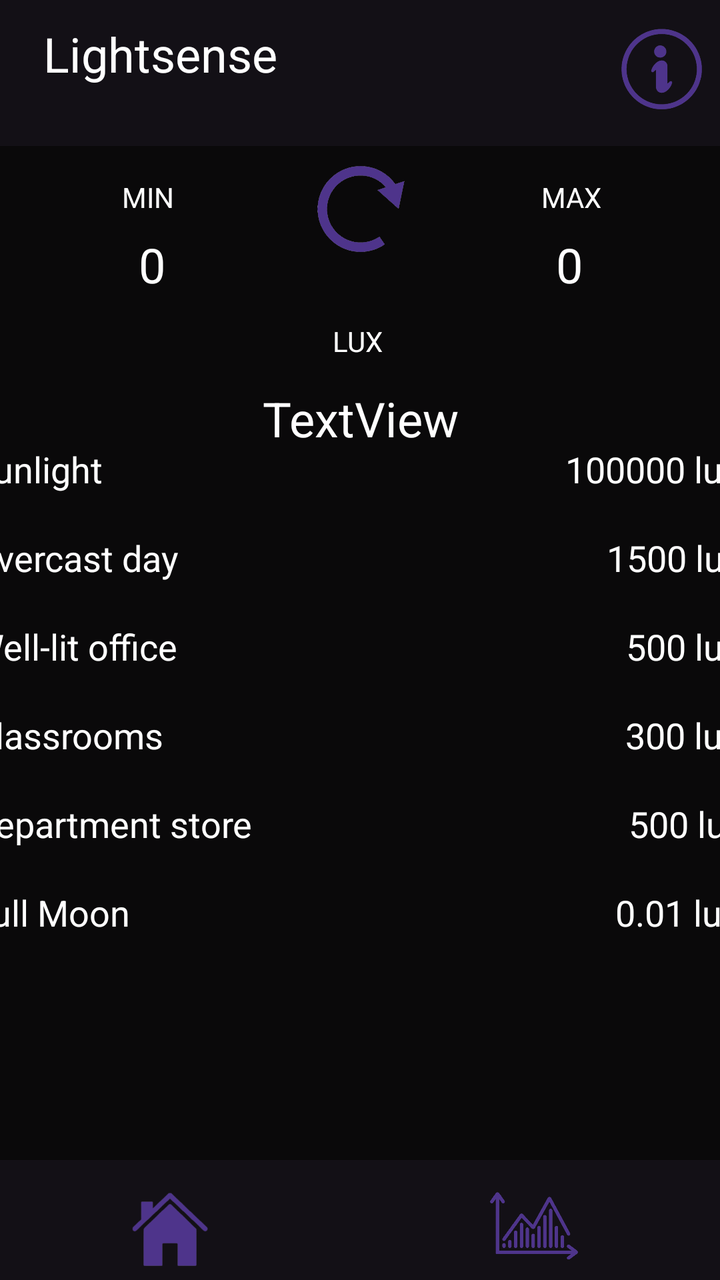
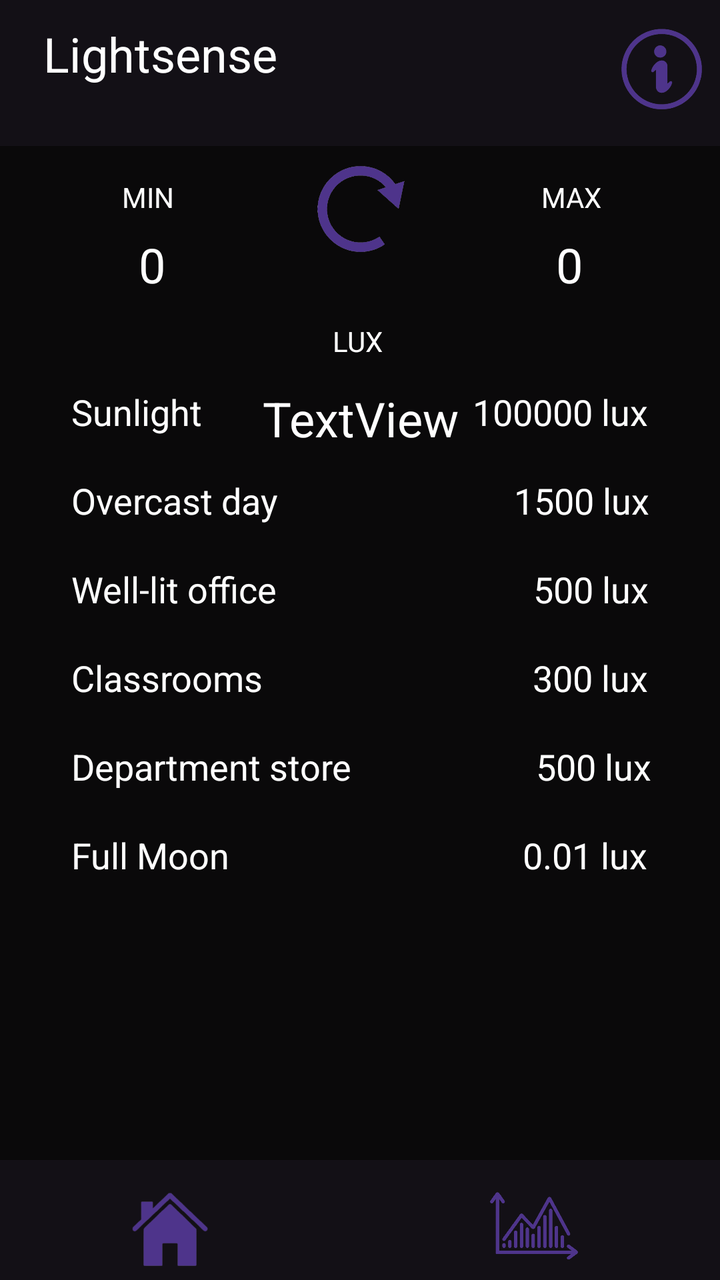

An Android layout rendered at two revisions. The XML below is the earlier revision; the diff shows what the commit changed to produce the second picture.
<!-- AndroidManifest.xml: application theme Theme.Lightsense2 -->
<!-- res/layout/fragment_measure_home.xml -->
<?xml version="1.0" encoding="utf-8"?>
<RelativeLayout xmlns:android="http://schemas.android.com/apk/res/android"
    xmlns:app="http://schemas.android.com/apk/res-auto"
    xmlns:tools="http://schemas.android.com/tools"
    android:layout_width="match_parent"
    android:layout_height="match_parent"
    android:background="@color/backgroundDark"
    android:padding="0dp"
    tools:context=".MeasureHome"
    tools:layout_editor_absoluteY="1dp">
        <FrameLayout
            android:layout_width="match_parent"
            android:layout_height="match_parent"
            android:id="@+id/container"
            />
        <androidx.constraintlayout.widget.ConstraintLayout
            android:id="@+id/header"
            android:layout_width="match_parent"
            android:layout_height="wrap_content"
            android:layout_alignParentTop="true"
            android:background="@color/backgroundDark">

                <ImageButton
                    android:id="@+id/informationbutton"
                    android:layout_width="52dp"
                    android:layout_height="53dp"
                    android:layout_marginTop="8dp"
                    android:background="@color/backgroundDark"
                    android:scaleType="centerCrop"
                    android:src="@drawable/informationicon"
                    app:layout_constraintBottom_toBottomOf="parent"
                    app:layout_constraintEnd_toEndOf="parent"
                    app:layout_constraintHorizontal_bias="0.979"
                    app:layout_constraintStart_toEndOf="@+id/editTextText"
                    app:layout_constraintTop_toTopOf="parent"
                    app:layout_constraintVertical_bias="0.0" />

                <TextView
                    android:id="@+id/editTextText"
                    android:layout_width="120dp"
                    android:layout_height="40dp"
                    android:ems="10"
                    android:text="@string/app_name"
                    android:textColor="#FFFFFF"
                    android:textSize="24sp"
                    app:layout_constraintBottom_toBottomOf="parent"
                    app:layout_constraintEnd_toEndOf="parent"
                    app:layout_constraintHorizontal_bias="0.09"
                    app:layout_constraintStart_toStartOf="parent"
                    app:layout_constraintTop_toTopOf="parent" />
        </androidx.constraintlayout.widget.ConstraintLayout>


        <androidx.constraintlayout.widget.ConstraintLayout
            android:layout_width="match_parent"
            android:layout_height="match_parent"
            android:layout_above="@+id/bottom_nav"
            android:layout_below="@+id/header"
            android:layout_alignParentStart="true"
            android:layout_alignParentEnd="true"
            android:layout_marginStart="0dp"
            android:layout_marginTop="12dp"
            android:layout_marginEnd="0dp"
            android:layout_marginBottom="10dp"
            android:background="@color/dark">

                <LinearLayout
                    android:layout_width="419dp"
                    android:layout_height="381dp"
                    android:layout_margin="10dp"
                    android:orientation="vertical"
                    app:layout_constraintBottom_toBottomOf="parent"
                    app:layout_constraintEnd_toEndOf="parent"
                    app:layout_constraintStart_toStartOf="parent"
                    app:layout_constraintTop_toBottomOf="@+id/textViewLight">

                        <androidx.constraintlayout.widget.ConstraintLayout
                            android:layout_width="match_parent"
                            android:layout_height="wrap_content"
                            android:layout_margin="10dp">

                                <TextView
                                    android:id="@+id/textViewSunlight"
                                    android:layout_width="wrap_content"
                                    android:layout_height="wrap_content"
                                    android:layout_marginStart="5dp"
                                    android:text="Sunlight"
                                    android:textColor="@color/white"
                                    android:textSize="18sp"
                                    app:layout_constraintBottom_toBottomOf="parent"
                                    app:layout_constraintStart_toStartOf="parent"
                                    app:layout_constraintTop_toTopOf="parent" />

                                <TextView
                                    android:id="@+id/lux10k"
                                    android:layout_width="wrap_content"
                                    android:layout_height="wrap_content"
                                    android:text="100000 lux"
                                    android:textAlignment="viewEnd"
                                    android:textColor="@color/white"
                                    android:textSize="18sp"
                                    app:layout_constraintBottom_toBottomOf="parent"
                                    app:layout_constraintEnd_toEndOf="parent"
                                    app:layout_constraintHorizontal_bias="0.96"
                                    app:layout_constraintStart_toEndOf="@+id/textViewSunlight"
                                    app:layout_constraintTop_toTopOf="parent" />
                        </androidx.constraintlayout.widget.ConstraintLayout>

                        <androidx.constraintlayout.widget.ConstraintLayout
                            android:layout_width="match_parent"
                            android:layout_height="wrap_content"
                            android:layout_margin="10dp">

                                <TextView
                                    android:id="@+id/textViewOvercast"
                                    android:layout_width="wrap_content"
                                    android:layout_height="wrap_content"
                                    android:layout_marginStart="5dp"
                                    android:text="Overcast day"
                                    android:textColor="@color/white"
                                    android:textSize="18sp"
                                    app:layout_constraintBottom_toBottomOf="parent"
                                    app:layout_constraintStart_toStartOf="parent"
                                    app:layout_constraintTop_toTopOf="parent" />

                                <TextView
                                    android:id="@+id/lux1500k"
                                    android:layout_width="wrap_content"
                                    android:layout_height="wrap_content"
                                    android:text="1500 lux"
                                    android:textAlignment="viewEnd"
                                    android:textColor="@color/white"
                                    android:textSize="18sp"
                                    app:layout_constraintBottom_toBottomOf="parent"
                                    app:layout_constraintEnd_toEndOf="parent"
                                    app:layout_constraintHorizontal_bias="0.96"
                                    app:layout_constraintStart_toEndOf="@+id/textViewOvercast"
                                    app:layout_constraintTop_toTopOf="parent" />
                        </androidx.constraintlayout.widget.ConstraintLayout>

                        <androidx.constraintlayout.widget.ConstraintLayout
                            android:layout_width="match_parent"
                            android:layout_height="wrap_content"
                            android:layout_margin="10dp">

                                <TextView
                                    android:id="@+id/textViewOffice"
                                    android:layout_width="wrap_content"
                                    android:layout_height="wrap_content"
                                    android:layout_marginStart="5dp"
                                    android:text="Well-lit office	"
                                    android:textColor="@color/white"
                                    android:textSize="18sp"
                                    app:layout_constraintBottom_toBottomOf="parent"
                                    app:layout_constraintStart_toStartOf="parent"
                                    app:layout_constraintTop_toTopOf="parent" />

                                <TextView
                                    android:id="@+id/lux500"
                                    android:layout_width="wrap_content"
                                    android:layout_height="wrap_content"
                                    android:text="500 lux"
                                    android:textAlignment="viewEnd"
                                    android:textColor="@color/white"
                                    android:textSize="18sp"
                                    app:layout_constraintBottom_toBottomOf="parent"
                                    app:layout_constraintEnd_toEndOf="parent"
                                    app:layout_constraintHorizontal_bias="0.96"
                                    app:layout_constraintStart_toEndOf="@+id/textViewOffice"
                                    app:layout_constraintTop_toTopOf="parent" />
                        </androidx.constraintlayout.widget.ConstraintLayout>

                        <androidx.constraintlayout.widget.ConstraintLayout
                            android:layout_width="match_parent"
                            android:layout_height="wrap_content"
                            android:layout_margin="10dp">

                                <TextView
                                    android:id="@+id/textViewClass"
                                    android:layout_width="wrap_content"
                                    android:layout_height="wrap_content"
                                    android:layout_marginStart="5dp"
                                    android:text="Classrooms"
                                    android:textColor="@color/white"
                                    android:textSize="18sp"
                                    app:layout_constraintBottom_toBottomOf="parent"
                                    app:layout_constraintStart_toStartOf="parent"
                                    app:layout_constraintTop_toTopOf="parent" />

                                <TextView
                                    android:id="@+id/lux300"
                                    android:layout_width="wrap_content"
                                    android:layout_height="wrap_content"
                                    android:text="300 lux"
                                    android:textAlignment="viewEnd"
                                    android:textColor="@color/white"
                                    android:textSize="18sp"
                                    app:layout_constraintBottom_toBottomOf="parent"
                                    app:layout_constraintEnd_toEndOf="parent"
                                    app:layout_constraintHorizontal_bias="0.96"
                                    app:layout_constraintStart_toEndOf="@+id/textViewClass"
                                    app:layout_constraintTop_toTopOf="parent" />
                        </androidx.constraintlayout.widget.ConstraintLayout>

                        <androidx.constraintlayout.widget.ConstraintLayout
                            android:layout_width="match_parent"
                            android:layout_height="wrap_content"
                            android:layout_margin="10dp">

                                <TextView
                                    android:id="@+id/textViewDept"
                                    android:layout_width="wrap_content"
                                    android:layout_height="wrap_content"
                                    android:layout_marginStart="5dp"
                                    android:text="Department store"
                                    android:textColor="@color/white"
                                    android:textSize="18sp"
                                    app:layout_constraintBottom_toBottomOf="parent"
                                    app:layout_constraintStart_toStartOf="parent"
                                    app:layout_constraintTop_toTopOf="parent" />

                                <TextView
                                    android:id="@+id/luxx500"
                                    android:layout_width="wrap_content"
                                    android:layout_height="wrap_content"
                                    android:text="500 lux"
                                    android:textAlignment="viewEnd"
                                    android:textColor="@color/white"
                                    android:textSize="18sp"
                                    app:layout_constraintBottom_toBottomOf="parent"
                                    app:layout_constraintEnd_toEndOf="parent"
                                    app:layout_constraintHorizontal_bias="0.96"
                                    app:layout_constraintStart_toEndOf="@+id/textViewDept"
                                    app:layout_constraintTop_toTopOf="parent" />
                        </androidx.constraintlayout.widget.ConstraintLayout>

                        <androidx.constraintlayout.widget.ConstraintLayout
                            android:layout_width="match_parent"
                            android:layout_height="wrap_content"
                            android:layout_margin="10dp">

                                <TextView
                                    android:id="@+id/textViewFull"
                                    android:layout_width="wrap_content"
                                    android:layout_height="wrap_content"
                                    android:layout_marginStart="5dp"
                                    android:text="Full Moon"
                                    android:textColor="@color/white"
                                    android:textSize="18sp"
                                    app:layout_constraintBottom_toBottomOf="parent"
                                    app:layout_constraintStart_toStartOf="parent"
                                    app:layout_constraintTop_toTopOf="parent" />

                                <TextView
                                    android:id="@+id/lux001"
                                    android:layout_width="wrap_content"
                                    android:layout_height="wrap_content"
                                    android:text="0.01 lux"
                                    android:textAlignment="viewEnd"
                                    android:textColor="@color/white"
                                    android:textSize="18sp"
                                    app:layout_constraintBottom_toBottomOf="parent"
                                    app:layout_constraintEnd_toEndOf="parent"
                                    app:layout_constraintHorizontal_bias="0.96"
                                    app:layout_constraintStart_toEndOf="@+id/textViewFull"
                                    app:layout_constraintTop_toTopOf="parent" />
                        </androidx.constraintlayout.widget.ConstraintLayout>

                </LinearLayout>

                <TextView
                    android:id="@+id/textViewLux"
                    android:layout_width="wrap_content"
                    android:layout_height="wrap_content"
                    android:layout_marginTop="88dp"
                    android:text="@string/lux"
                    android:textColor="#FFFFFF"
                    android:visibility="visible"
                    app:layout_constraintEnd_toStartOf="@+id/textViewMax"
                    app:layout_constraintStart_toEndOf="@+id/textViewMin"
                    app:layout_constraintTop_toTopOf="parent" />

                <TextView
                    android:id="@+id/textLightMax"
                    android:layout_width="wrap_content"
                    android:layout_height="wrap_content"
                    android:layout_marginTop="8dp"
                    android:text="0"
                    android:textAlignment="gravity"
                    android:textColor="#FFFFFF"
                    android:textSize="24sp"
                    app:layout_constraintEnd_toEndOf="parent"
                    app:layout_constraintStart_toEndOf="@+id/resetMinMaxBtn"
                    app:layout_constraintTop_toBottomOf="@+id/textViewMax" />

                <TextView
                    android:id="@+id/textViewMax"
                    android:layout_width="wrap_content"
                    android:layout_height="wrap_content"
                    android:layout_marginTop="16dp"
                    android:text="@string/maxLux"
                    android:textColor="#FFFFFF"
                    app:layout_constraintEnd_toEndOf="parent"
                    app:layout_constraintHorizontal_bias="0.51"
                    app:layout_constraintStart_toEndOf="@+id/resetMinMaxBtn"
                    app:layout_constraintTop_toTopOf="parent" />

                <TextView
                    android:id="@+id/textViewLight"
                    android:layout_width="wrap_content"
                    android:layout_height="wrap_content"
                    android:layout_marginTop="120dp"
                    android:text="TextView"
                    android:textAlignment="gravity"
                    android:textColor="#FFFFFF"
                    android:textSize="24sp"
                    app:layout_constraintEnd_toEndOf="parent"
                    app:layout_constraintHorizontal_bias="0.501"
                    app:layout_constraintStart_toStartOf="parent"
                    app:layout_constraintTop_toTopOf="parent" />

                <TextView
                    android:id="@+id/textLightMin"
                    android:layout_width="wrap_content"
                    android:layout_height="wrap_content"
                    android:layout_marginTop="8dp"
                    android:text="0"
                    android:textAlignment="gravity"
                    android:textColor="#FFFFFF"
                    android:textSize="24sp"
                    app:layout_constraintEnd_toStartOf="@+id/resetMinMaxBtn"
                    app:layout_constraintStart_toStartOf="parent"
                    app:layout_constraintTop_toBottomOf="@+id/textViewMin" />

                <TextView
                    android:id="@+id/textViewMin"
                    android:layout_width="wrap_content"
                    android:layout_height="wrap_content"
                    android:layout_marginTop="16dp"
                    android:text="@string/minLux"
                    android:textColor="#FFFFFF"
                    app:layout_constraintEnd_toStartOf="@+id/resetMinMaxBtn"
                    app:layout_constraintHorizontal_bias="0.485"
                    app:layout_constraintStart_toStartOf="parent"
                    app:layout_constraintTop_toTopOf="parent" />

                <TextView
                    android:id="@+id/textView5"
                    android:layout_width="wrap_content"
                    android:layout_height="wrap_content"
                    android:text="TextView"
                    android:visibility="invisible"
                    app:layout_constraintBottom_toBottomOf="parent"
                    app:layout_constraintEnd_toEndOf="parent"
                    app:layout_constraintStart_toStartOf="parent" />

                <ImageButton
                    android:id="@+id/resetMinMaxBtn"
                    android:layout_width="57dp"
                    android:layout_height="43dp"
                    android:background="@android:color/transparent"
                    android:scaleType="fitCenter"
                    android:src="@drawable/imageresetnobg"
                    app:layout_constraintBottom_toTopOf="@+id/textViewLux"
                    app:layout_constraintEnd_toEndOf="@+id/textViewLight"
                    app:layout_constraintStart_toStartOf="@+id/textViewLight"
                    app:layout_constraintTop_toTopOf="parent"
                    app:layout_constraintVertical_bias="0.222" />
        </androidx.constraintlayout.widget.ConstraintLayout>

        <androidx.constraintlayout.widget.ConstraintLayout
            android:id="@+id/bottom_nav"
            android:layout_width="match_parent"
            android:layout_height="wrap_content"
            android:layout_alignParentBottom="true"
            android:background="@color/backgroundDark">

                <ImageButton
                    android:id="@+id/homebutton"
                    android:layout_width="50dp"
                    android:layout_height="50dp"
                    android:layout_marginStart="60dp"
                    android:background="@color/backgroundDark"
                    android:scaleType="centerCrop"
                    android:src="@drawable/homeicon"
                    app:layout_constraintBottom_toBottomOf="parent"
                    app:layout_constraintStart_toStartOf="parent"
                    app:layout_constraintTop_toTopOf="parent"
                    app:layout_constraintVertical_bias="0.0" />

                <ImageButton
                    android:id="@+id/logbutton"
                    android:layout_width="50dp"
                    android:layout_height="50dp"
                    android:layout_marginEnd="68dp"
                    android:background="@color/backgroundDark"
                    android:scaleType="centerCrop"
                    android:src="@drawable/logiconfrag"
                    app:layout_constraintBottom_toBottomOf="parent"
                    app:layout_constraintEnd_toEndOf="parent"
                    app:layout_constraintTop_toTopOf="parent"
                    app:layout_constraintVertical_bias="0.0" />
        </androidx.constraintlayout.widget.ConstraintLayout>
</RelativeLayout>
<!-- resources referenced by this layout -->
<resources>
  <color name="backgroundDark">#131016</color>
  <color name="dark">#F50A090A</color>
  <color name="white">#FFFFFFFF</color>
  <!-- drawable homeicon: png bitmap (drawable, 6469 bytes) -->
  <!-- drawable imageresetnobg: png bitmap (drawable, 75222 bytes) -->
  <!-- drawable informationicon: png bitmap (drawable, 15505 bytes) -->
  <!-- drawable logiconfrag: png bitmap (drawable, 20002 bytes) -->
  <string name="app_name">Lightsense</string>
  <string name="lux">LUX</string>
  <string name="maxLux">MAX</string>
  <string name="minLux">MIN</string>
  <style name="Theme.Lightsense2" parent="Base.Theme.Lightsense2" />
  <style name="Base.Theme.Lightsense2" parent="Theme.Material3.DayNight.NoActionBar">
          
          
      </style>
</resources>

<!-- the commit's change to res/layout/fragment_measure_home.xml (unified diff, before → after) -->
@@ -52,7 +52,7 @@
 
 
         <androidx.constraintlayout.widget.ConstraintLayout
-            android:layout_width="match_parent"
+            android:layout_width="wrap_content"
             android:layout_height="match_parent"
             android:layout_above="@+id/bottom_nav"
             android:layout_below="@+id/header"
@@ -65,8 +65,8 @@
             android:background="@color/dark">
 
                 <LinearLayout
-                    android:layout_width="419dp"
-                    android:layout_height="381dp"
+                    android:layout_width="319dp"
+                    android:layout_height="438dp"
                     android:layout_margin="10dp"
                     android:orientation="vertical"
                     app:layout_constraintBottom_toBottomOf="parent"
